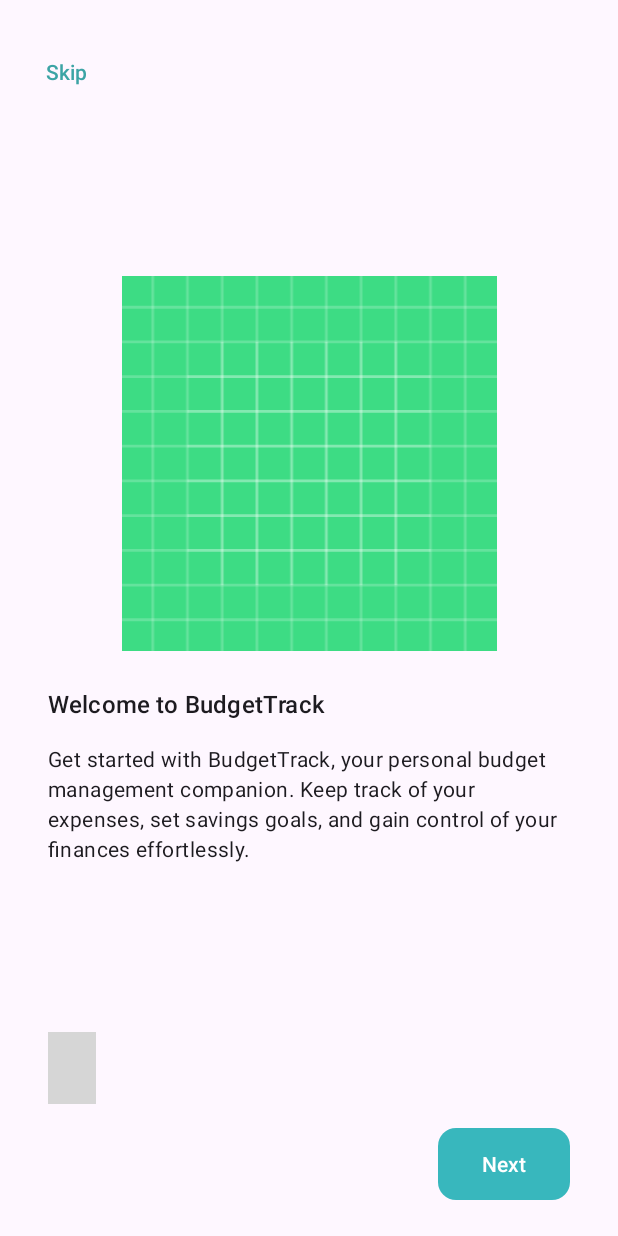
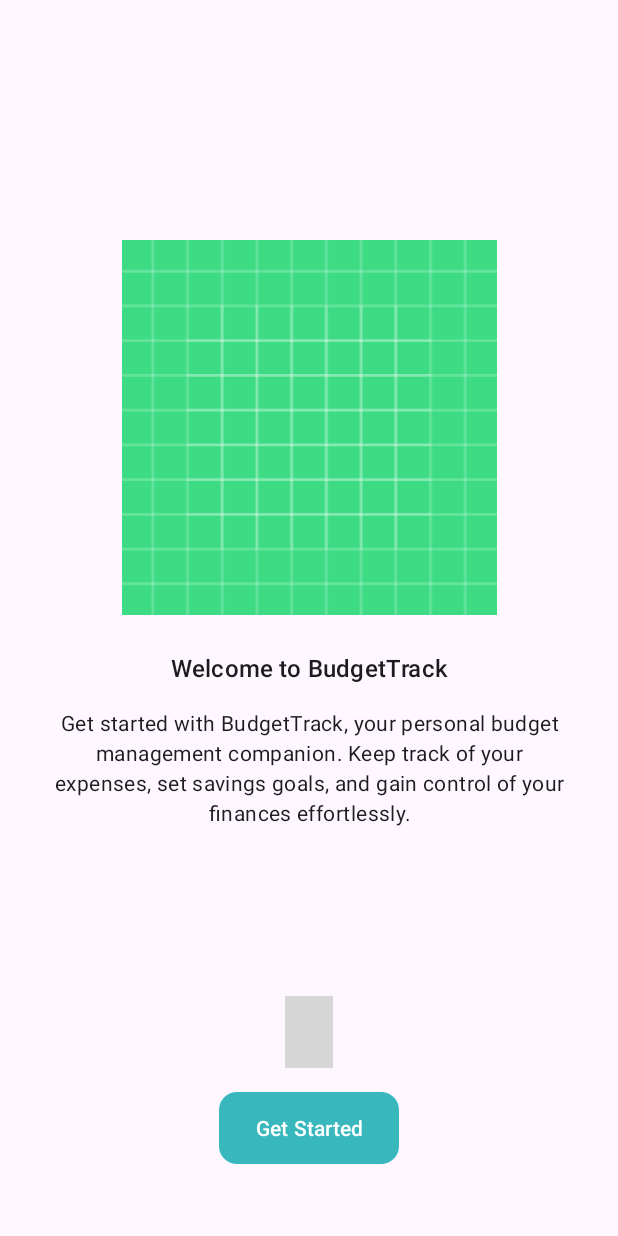
Before and after one commit to AndreSuryana/budget-track, an Android app: the OnboardingActivity screen opened directly, with no data from a screen before it, on a phone screen of 412 x 824 dp. Run offline under Robolectric (Android 15) with nearby library versions, the phone set to English and light mode, and no system bars; plain views replace CircleIndicator3; 2 statements that could not run were skipped; grey boxes are pictures that could not be loaded.

Commit message:
Refactor: Revamp Onboarding Flow
Changes:
- Implemented auto-slide feature for onboarding items
- Removed the skip button
- Action button now prompts users to "Get Started"

```diff
--- a/app/src/main/java/com/andresuryana/budgettrack/ui/onboarding/OnboardingActivity.kt
+++ b/app/src/main/java/com/andresuryana/budgettrack/ui/onboarding/OnboardingActivity.kt
@@ -1,27 +1,25 @@
 package com.andresuryana.budgettrack.ui.onboarding
 
-import android.annotation.SuppressLint
 import android.content.Intent
 import android.os.Bundle
-import android.view.animation.AccelerateDecelerateInterpolator
 import androidx.appcompat.app.AppCompatActivity
-import androidx.constraintlayout.widget.ConstraintSet
 import androidx.lifecycle.ViewModelProvider
-import androidx.transition.ChangeBounds
-import androidx.transition.TransitionManager
-import androidx.viewpager2.widget.ViewPager2
-import com.andresuryana.budgettrack.R
+import androidx.lifecycle.lifecycleScope
 import com.andresuryana.budgettrack.databinding.ActivityOnboardingBinding
 import com.andresuryana.budgettrack.ui.MainActivity
-import com.andresuryana.budgettrack.ui.onboarding.ActionButtonState.GET_STARTED
-import com.andresuryana.budgettrack.ui.onboarding.ActionButtonState.NEXT
+import kotlinx.coroutines.Dispatchers
+import kotlinx.coroutines.delay
+import kotlinx.coroutines.launch
+import kotlinx.coroutines.withContext
 
 class OnboardingActivity : AppCompatActivity() {
 
     private lateinit var binding: ActivityOnboardingBinding
     private lateinit var viewModel: OnboardingViewModel
 
-    private lateinit var onboardingAdapter: OnboardingAdapter
+    // Flag to control auto-sliding
+    private var isAutoSlideEnabled = false
+    private var isAutoSlideStarted = false
 
     override fun onCreate(savedInstanceState: Bundle?) {
         super.onCreate(savedInstanceState)
@@ -31,26 +29,34 @@ class OnboardingActivity : AppCompatActivity() {
 
         viewModel = ViewModelProvider(this)[OnboardingViewModel::class.java]
 
-        onboardingAdapter = OnboardingAdapter()
-
         setupViewPager()
         setupButton()
     }
 
+    override fun onResume() {
+        super.onResume()
+        if (isAutoSlideStarted) {
+            startAutoSlide()
+        }
+    }
+
+    override fun onPause() {
+        super.onPause()
+        // Save the auto-slide state before app pause
+        isAutoSlideStarted = isAutoSlideEnabled
+        stopAutoSlide()
+
+    }
+
+    override fun onDestroy() {
+        super.onDestroy()
+        stopAutoSlide()
+    }
+
     private fun setupViewPager() {
-        // Setup the view pager with the adapter and page listener
+        // Setup the view pager adapter
+        val onboardingAdapter = OnboardingAdapter()
         binding.viewPager.adapter = onboardingAdapter
-        binding.viewPager.registerOnPageChangeCallback(
-            object : ViewPager2.OnPageChangeCallback() {
-                override fun onPageSelected(position: Int) {
-                    if (position == onboardingAdapter.itemCount - 1) {
-                        setActionButtonState(GET_STARTED)
-                    } else {
-                        setActionButtonState(NEXT)
-                    }
-                }
-            }
-        )
 
         // Set view pager target for the indicator
         binding.indicator.setViewPager(binding.viewPager)
@@ -58,70 +64,49 @@ class OnboardingActivity : AppCompatActivity() {
 
         // Observe onboarding list
         viewModel.onboardingList.observe(this, onboardingAdapter::setList)
+
+        // Star auto-sliding
+        startAutoSlide()
     }
 
     private fun setupButton() {
-        binding.btnSkip.setOnClickListener { handleSkipButtonClick() }
-        binding.btnAction.setOnClickListener { handleActionButtonClick() }
-    }
-
-    private fun handleSkipButtonClick() {
-        viewModel.markOnboardingShown()
-        showMainScreen()
-    }
-
-    @SuppressLint("NotifyDataSetChanged")
-    private fun handleActionButtonClick() {
-        val currentItem = binding.viewPager.currentItem
-        val lastItemIndex = onboardingAdapter.itemCount - 1
-
-        if (currentItem == lastItemIndex) {
-            // Handle action when on last item
+        binding.btnAction.setOnClickListener {
             viewModel.markOnboardingShown()
             showMainScreen()
-        } else {
-            // Handle action when not on last item
-            if (currentItem < lastItemIndex) {
-                // Move to the next page and notify adapter
-                binding.viewPager.currentItem = currentItem + 1
-                onboardingAdapter.notifyDataSetChanged()
-                setActionButtonState(if (currentItem + 1 == lastItemIndex) GET_STARTED else NEXT)
-            }
         }
-    }
-
-    private fun setActionButtonState(state: ActionButtonState) {
-        val constraintSet = ConstraintSet().apply { clone(binding.root) }
-
-        when (state) {
-            NEXT -> {
-                binding.btnAction.setText(R.string.btn_next)
-                binding.btnAction.contentDescription = getString(R.string.btn_next)
-                constraintSet.setHorizontalBias(R.id.btn_action, 1f)
-            }
-
-            GET_STARTED -> {
-                binding.btnAction.setText(R.string.btn_get_started)
-                binding.btnAction.contentDescription = getString(R.string.btn_get_started)
-                constraintSet.setHorizontalBias(R.id.btn_action, 0.5f)
-            }
-        }
-
-        applyConstraintSetWithAnimation(constraintSet)
-    }
-
-    private fun applyConstraintSetWithAnimation(constraintSet: ConstraintSet) {
-        val transition = ChangeBounds().apply {
-            interpolator = AccelerateDecelerateInterpolator()
-            duration = 500
-        }
-
-        TransitionManager.beginDelayedTransition(binding.root, transition)
-        constraintSet.applyTo(binding.root)
     }
 
     private fun showMainScreen() {
         startActivity(Intent(this, MainActivity::class.java))
         finish()
     }
+
+    private fun startAutoSlide() {
+        isAutoSlideEnabled = true
+        lifecycleScope.launch {
+            while (isAutoSlideEnabled) {
+                delay(AUTO_SLIDE_DELAY)
+                withContext(Dispatchers.Main) {
+                    var currentPage = binding.viewPager.currentItem
+                    if (currentPage == (viewModel.onboardingList.value?.size ?: 0) - 1) {
+                        currentPage = 0 // Reset to the first item when reaching the last item
+                    } else {
+                        currentPage++ // Increment to the next item
+                    }
+                    binding.viewPager.setCurrentItem(currentPage, true)
+                }
+                delay(AUTO_SLIDE_PERIOD - AUTO_SLIDE_DELAY)
+            }
+        }
+    }
+
+    private fun stopAutoSlide() {
+        isAutoSlideEnabled = false
+    }
+
+    companion object {
+        // Auto-slide constants
+        private const val AUTO_SLIDE_DELAY = 3000L
+        private const val AUTO_SLIDE_PERIOD = 5000L
+    }
 }
--- a/app/src/main/res/layout/activity_onboarding.xml
+++ b/app/src/main/res/layout/activity_onboarding.xml
@@ -4,20 +4,8 @@
     xmlns:tools="http://schemas.android.com/tools"
     android:layout_width="match_parent"
     android:layout_height="match_parent"
-    android:paddingVertical="24dp"
+    android:paddingVertical="48dp"
     tools:context=".ui.onboarding.OnboardingActivity">
-
-    <!-- Skip Button -->
-    <com.google.android.material.button.MaterialButton
-        android:id="@+id/btn_skip"
-        style="@style/Theme.BudgetTrack.Button.TextButton"
-        android:layout_width="wrap_content"
-        android:layout_height="wrap_content"
-        android:contentDescription="@string/btn_skip"
-        android:text="@string/btn_skip"
-        android:textAllCaps="false"
-        app:layout_constraintStart_toStartOf="parent"
-        app:layout_constraintTop_toTopOf="parent" />
 
     <!-- View Pager -->
     <androidx.viewpager2.widget.ViewPager2
@@ -27,7 +15,7 @@
         app:layout_constraintBottom_toTopOf="@id/indicator"
         app:layout_constraintEnd_toEndOf="parent"
         app:layout_constraintStart_toStartOf="parent"
-        app:layout_constraintTop_toBottomOf="@id/btn_skip" />
+        app:layout_constraintTop_toTopOf="parent" />
 
     <!-- Indicator -->
     <me.relex.circleindicator.CircleIndicator3
@@ -39,6 +27,7 @@
         app:ci_drawable="@drawable/ic_indicator"
         app:ci_width="8dp"
         app:layout_constraintBottom_toTopOf="@+id/btn_action"
+        app:layout_constraintEnd_toEndOf="parent"
         app:layout_constraintStart_toStartOf="parent" />
 
     <!-- Action Button (Next/Get Started) -->
@@ -48,8 +37,8 @@
         android:layout_width="wrap_content"
         android:layout_height="wrap_content"
         android:layout_marginHorizontal="32dp"
-        android:contentDescription="@string/btn_next"
-        android:text="@string/btn_next"
+        android:contentDescription="@string/btn_get_started"
+        android:text="@string/btn_get_started"
         app:layout_constraintBottom_toBottomOf="parent"
         app:layout_constraintEnd_toEndOf="parent"
         app:layout_constraintStart_toStartOf="parent" />
--- a/app/src/main/res/layout/item_onboarding.xml
+++ b/app/src/main/res/layout/item_onboarding.xml
@@ -30,6 +30,7 @@
         android:layout_height="wrap_content"
         android:layout_marginTop="24dp"
         android:text="@string/onboarding_title_1"
+        android:textAlignment="center"
         android:textAppearance="@style/TextAppearance.Material3.TitleMedium" />
 
     <!-- Description -->
@@ -41,6 +42,7 @@
         android:ellipsize="end"
         android:maxLines="5"
         android:text="@string/onboarding_description_1"
+        android:textAlignment="center"
         android:textAppearance="@style/TextAppearance.Material3.BodyMedium" />
 
 </LinearLayout>
```
